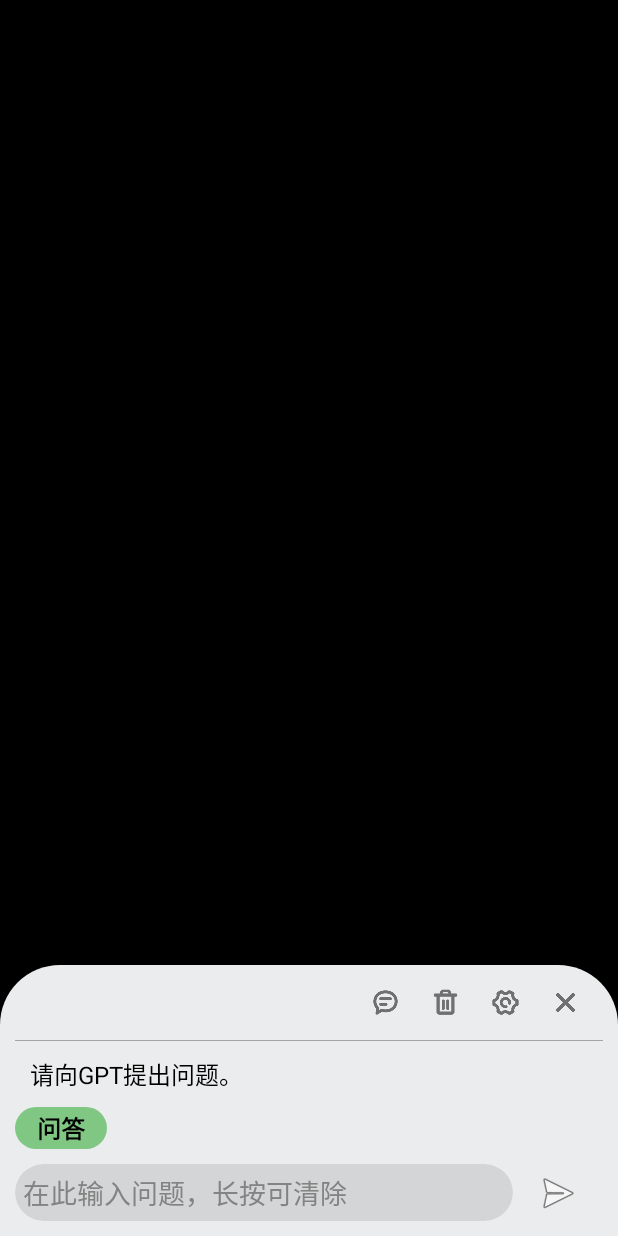
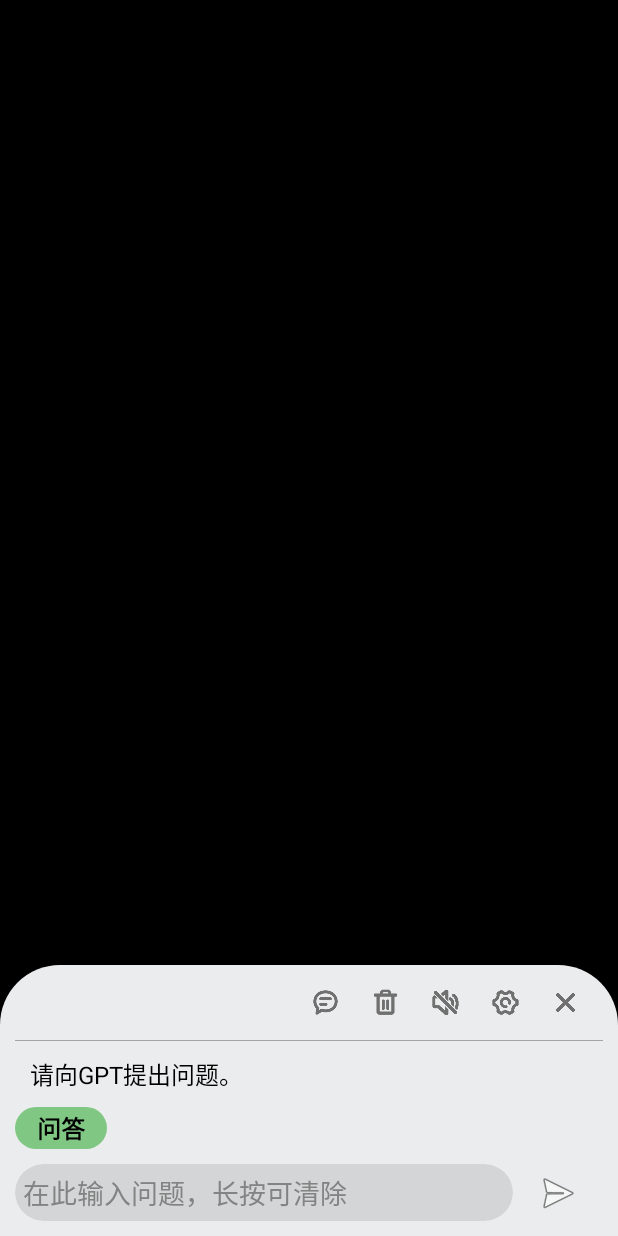
Before and after one commit to Skythinker616/gpt-assistant-android, an Android app: the screen it shows after launch (MainActivity), on a phone screen of 412 x 824 dp. Run offline under Robolectric (Android 15) with nearby library versions, the phone set to English and light mode, and no system bars; libraries missing offline, so code that uses them is left out: com.plexpt.chatgpt, io.noties.markwon, io.noties.prism4j; 2 statements that could not run were skipped.

Commit message:
添加静音快捷键；修正输入框占满屏幕的bug；优化图标；版本号修改为v1.3.1

```diff
--- a/app/build.gradle
+++ b/app/build.gradle
@@ -10,7 +10,7 @@ android {
         minSdk 26
         targetSdk 32
         versionCode 1
-        versionName "1.3.0"
+        versionName "1.3.1"
 
         testInstrumentationRunner "androidx.test.runner.AndroidJUnitRunner"
     }
--- a/app/src/main/java/com/skythinker/gptassistant/GlobalDataHolder.java
+++ b/app/src/main/java/com/skythinker/gptassistant/GlobalDataHolder.java
@@ -4,8 +4,6 @@ import android.content.Context;
 import android.content.SharedPreferences;
 import android.util.Base64;
 import android.util.Log;
-
-import com.plexpt.chatgpt.entity.chat.ChatCompletion;
 
 import java.io.ByteArrayInputStream;
 import java.io.ByteArrayOutputStream;
@@ -25,7 +23,7 @@ public class GlobalDataHolder {
     private static String gptApiKey;
     private static boolean gpt4Enable;
     private static boolean checkAccessOnStart;
-    private static boolean ttsEnable;
+    private static boolean defaultEnableTts;
     private static boolean defaultEnableMultiChat;
     private static SharedPreferences sp = null;
 
@@ -126,13 +124,13 @@ public class GlobalDataHolder {
     }
 
     public static void loadTtsSetting() {
-        ttsEnable = sp.getBoolean("tts_enable", true);
+        defaultEnableTts = sp.getBoolean("tts_enable", true);
     }
 
     public static void saveTtsSetting(boolean enable) {
-        ttsEnable = enable;
+        defaultEnableTts = enable;
         SharedPreferences.Editor editor = sp.edit();
-        editor.putBoolean("tts_enable", ttsEnable);
+        editor.putBoolean("tts_enable", defaultEnableTts);
         editor.apply();
     }
 
@@ -163,7 +161,7 @@ public class GlobalDataHolder {
 
     public static boolean getCheckAccessOnStart() { return checkAccessOnStart; }
 
-    public static boolean getTtsEnable() { return ttsEnable; }
+    public static boolean getDefaultEnableTts() { return defaultEnableTts; }
 
     public static boolean getDefaultEnableMultiChat() { return defaultEnableMultiChat; }
 }
--- a/app/src/main/java/com/skythinker/gptassistant/MainActivity.java
+++ b/app/src/main/java/com/skythinker/gptassistant/MainActivity.java
@@ -80,6 +80,7 @@ public class MainActivity extends Activity implements EventListener {
     private String chatApiBuffer = "";
 
     private TextToSpeech tts = null;
+    private boolean ttsEnabled = true;
 
     private boolean multiChat = false;
     private List<Pair<ChatApiClient.ChatRole, String>> multiChatList = new ArrayList<>();
@@ -148,7 +149,7 @@ public class MainActivity extends Activity implements EventListener {
 
                     @Override
                     public void onFinished() {
-                        if(GlobalDataHolder.getTtsEnable()){
+                        if(ttsEnabled){
                             handler.post(() -> {
                                 tts.speak(tvGptReply.getText().toString(), TextToSpeech.QUEUE_FLUSH, null);
                                 multiChatList.add(new Pair<>(ChatApiClient.ChatRole.ASSISTANT, chatApiBuffer));
@@ -201,6 +202,16 @@ public class MainActivity extends Activity implements EventListener {
             llChatList.addView(tv);
         });
 
+        (findViewById(R.id.cv_tts_off)).setOnClickListener(view -> {
+            ttsEnabled = !ttsEnabled;
+            if(ttsEnabled) {
+                ((CardView) findViewById(R.id.cv_tts_off)).setForeground(getDrawable(R.drawable.tts_off));
+            }else{
+                ((CardView) findViewById(R.id.cv_tts_off)).setForeground(getDrawable(R.drawable.tts_off_enable));
+                tts.stop();
+            }
+        });
+
         (findViewById(R.id.cv_close)).setOnClickListener(view -> {
             finish();
         });
@@ -212,6 +223,11 @@ public class MainActivity extends Activity implements EventListener {
         if(GlobalDataHolder.getDefaultEnableMultiChat()){
             multiChat = true;
             ((CardView) findViewById(R.id.cv_multi_chat)).setForeground(getDrawable(R.drawable.chat_btn_enabled));
+        }
+
+        if(!GlobalDataHolder.getDefaultEnableTts()){
+            ttsEnabled = false;
+            ((CardView) findViewById(R.id.cv_tts_off)).setForeground(getDrawable(R.drawable.tts_off_enable));
         }
 
         isAlive = true;
--- a/app/src/main/res/layout/activity_main.xml
+++ b/app/src/main/res/layout/activity_main.xml
@@ -48,6 +48,17 @@
                     android:layout_height="30dp"
                     android:layout_marginLeft="10dp"
                     android:foreground="@drawable/clear_btn"
+                    app:cardBackgroundColor="#00DADADA"
+                    app:cardCornerRadius="20dp"
+                    app:cardElevation="0dp" />
+
+                <androidx.cardview.widget.CardView
+                    android:id="@+id/cv_tts_off"
+                    android:layout_width="30dp"
+                    android:layout_height="30dp"
+                    android:layout_marginLeft="10dp"
+                    android:background="#FFFFFF"
+                    android:foreground="@drawable/tts_off"
                     app:cardBackgroundColor="#00DADADA"
                     app:cardCornerRadius="20dp"
                     app:cardElevation="0dp" />
@@ -168,6 +179,7 @@
                         android:gravity="start|top"
                         android:hint="在此输入问题，长按可清除"
                         android:inputType="textMultiLine"
+                        android:maxHeight="150dp"
                         android:textColorHint="#838383"
                         android:textSize="18sp" />
                 </androidx.cardview.widget.CardView>
--- a/app/src/main/res/layout/activity_tab_conf.xml
+++ b/app/src/main/res/layout/activity_tab_conf.xml
@@ -450,7 +450,7 @@
                                 android:layout_width="wrap_content"
                                 android:layout_height="wrap_content"
                                 android:layout_weight="1"
-                                android:text="启用语音播报"
+                                android:text="默认启用语音播报"
                                 android:textColor="#000000"
                                 android:textSize="20sp" />
 
```
Also changed, not shown: app/src/main/java/com/skythinker/gptassistant/TabConfActivity.java (+1 -6 lines), app/src/main/res/drawable/chat_btn_enabled.png, app/src/main/res/drawable/tts_off.png (added), app/src/main/res/drawable/tts_off_enable.png (added), 1 other file.
